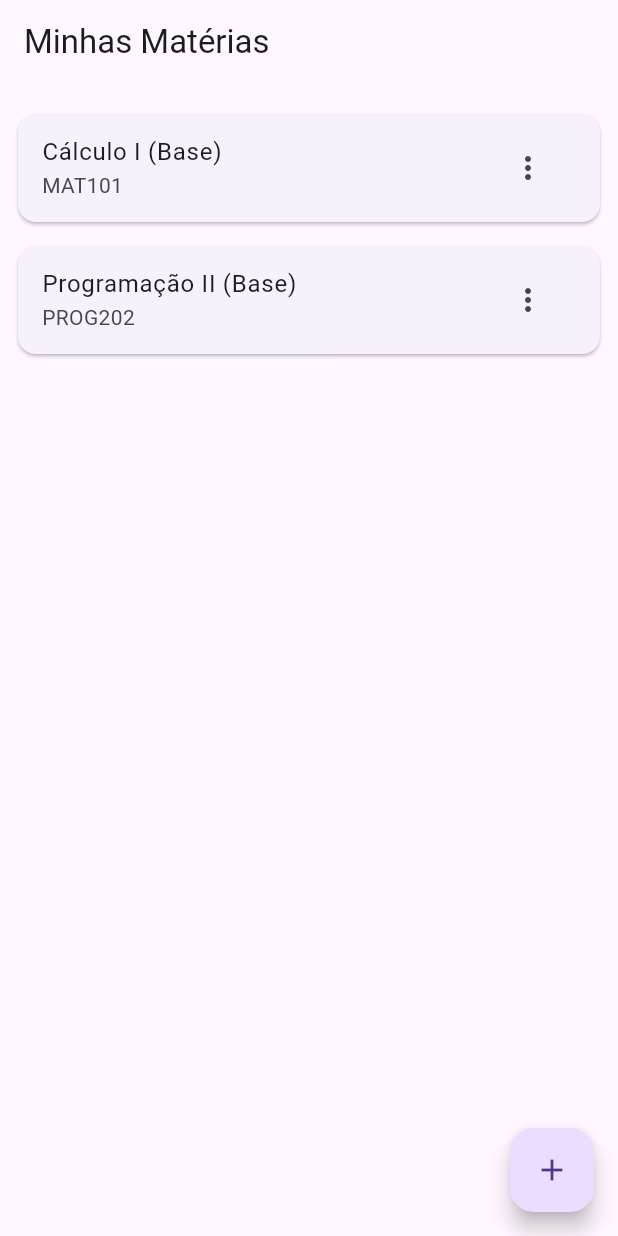
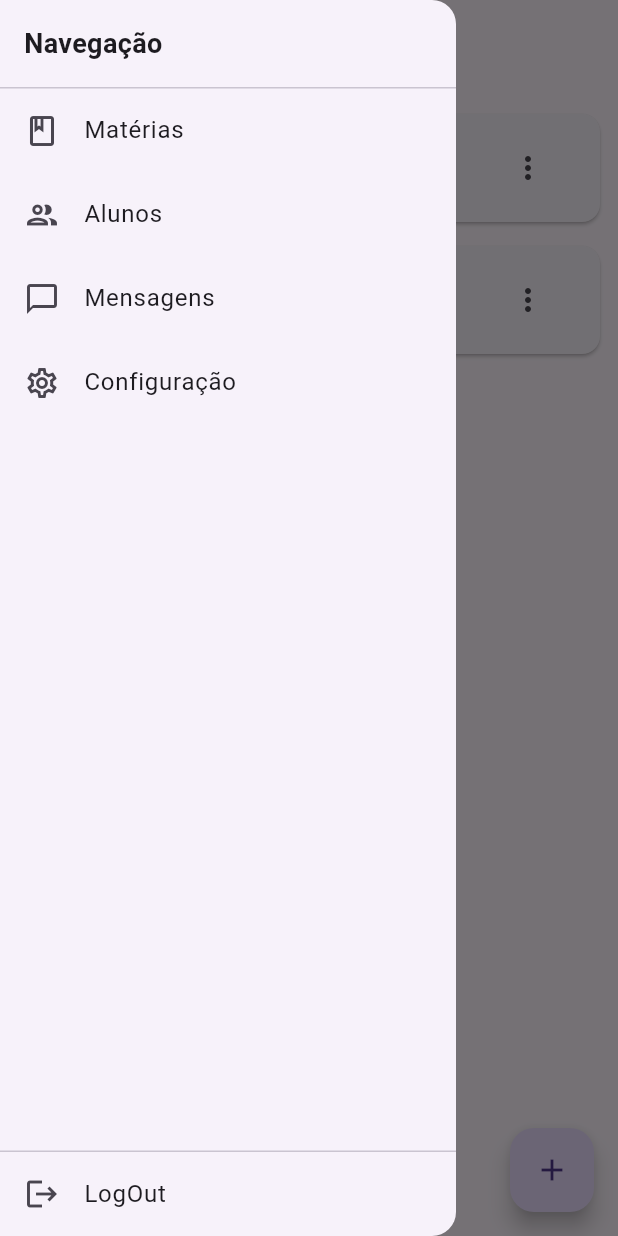
Before and after one commit to Projeto-Integrador-Sistema-Professores/Sistema-gestao-educacional-Professores-alunos---PI-4-semestre, a Flutter app: the HomePage screen opened by its route, with the side drawer open (before the commit the screen has no drawer), on a phone screen of 412 x 824 dp. Run offline on Flutter 3.47's test engine with Material 3 defaults, Android fonts, the phone set to English and light mode, and no system bars; our stand-ins replace dio, flutter_riverpod, flutter_secure_storage, go_router, shared_preferences; missing offline and left inert: dart:html; accounts and stored records are empty.

Commit message:
Adiciona um menu lateral na página inicial com opções de navegação, incluindo links para matérias, alunos, mensagens, configurações e logout.

```diff
--- a/lib/src/ui/home_page.dart
+++ b/lib/src/ui/home_page.dart
@@ -7,6 +7,7 @@ import 'package:shared_preferences/shared_preferences.dart';
 
 import '../providers/courses_provider.dart';
 import '../ui/widgets/course_card.dart';
+import '../providers/auth_provider.dart';
 import 'package:go_router/go_router.dart';
 import 'create_course_page.dart';
 import '../models/subject.dart';
@@ -104,6 +105,75 @@ class _HomePageState extends ConsumerState<HomePage> {
     return Scaffold(
       appBar: AppBar(
         title: const Text('Minhas Matérias'),
+        leading: Builder(
+          builder: (context) => IconButton(
+            icon: const Icon(Icons.menu),
+            onPressed: () => Scaffold.of(context).openDrawer(),
+          ),
+        ),
+      ),
+      drawer: Drawer(
+        child: SafeArea(
+          child: Column(
+            crossAxisAlignment: CrossAxisAlignment.stretch,
+            children: [
+              const Padding(
+                padding: EdgeInsets.all(16.0),
+                child: Text('Navegação', style: TextStyle(fontSize: 18, fontWeight: FontWeight.bold)),
+              ),
+              const Divider(height: 1),
+              ListTile(
+                leading: const Icon(Icons.book_outlined),
+                title: const Text('Matérias'),
+                onTap: () {
+                  Navigator.pop(context);
+                  context.go('/home');
+                },
+              ),
+              ListTile(
+                leading: const Icon(Icons.group_outlined),
+                title: const Text('Alunos'),
+                onTap: () {
+                  Navigator.pop(context);
+                  ScaffoldMessenger.of(context).showSnackBar(
+                    const SnackBar(content: Text('Alunos: em breve')),
+                  );
+                },
+              ),
+              ListTile(
+                leading: const Icon(Icons.chat_bubble_outline),
+                title: const Text('Mensagens'),
+                onTap: () {
+                  Navigator.pop(context);
+                  ScaffoldMessenger.of(context).showSnackBar(
+                    const SnackBar(content: Text('Mensagens: em breve')),
+                  );
+                },
+              ),
+              ListTile(
+                leading: const Icon(Icons.settings_outlined),
+                title: const Text('Configuração'),
+                onTap: () {
+                  Navigator.pop(context);
+                  ScaffoldMessenger.of(context).showSnackBar(
+                    const SnackBar(content: Text('Configuração: em breve')),
+                  );
+                },
+              ),
+              const Spacer(),
+              const Divider(height: 1),
+              ListTile(
+                leading: const Icon(Icons.logout),
+                title: const Text('LogOut'),
+                onTap: () {
+                  Navigator.pop(context);
+                  ref.read(authStateProvider.notifier).state = AuthState(isAuthenticated: false);
+                  context.go('/');
+                },
+              ),
+            ],
+          ),
+        ),
       ),
       body: coursesAsync.when(
         data: (list) {
```
